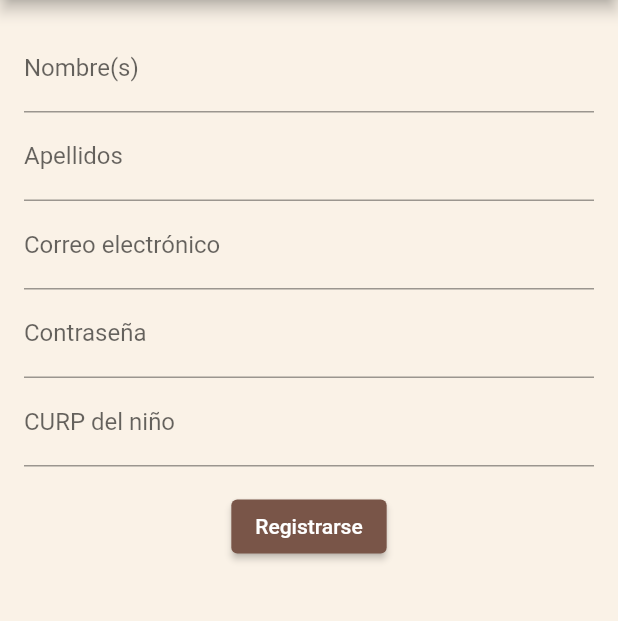
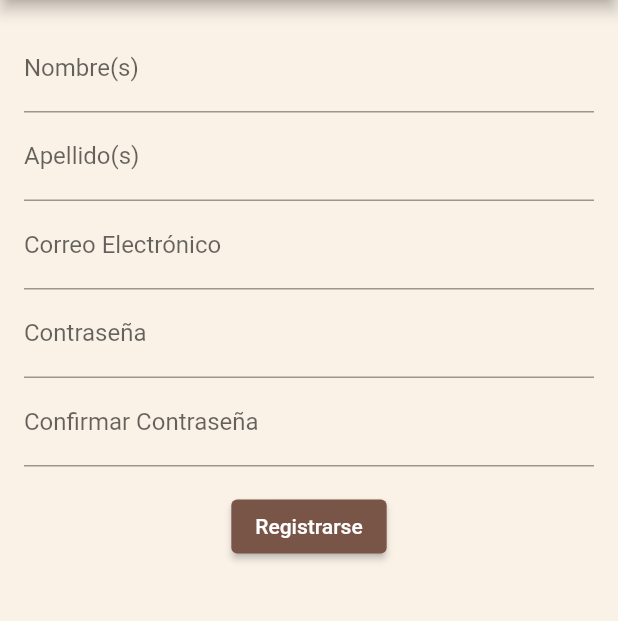
Before and after one commit to cuatedani/gps_baby_care, a Flutter app: the Login screen opened directly, after a tap on "Registrarse", on a phone screen of 412 x 824 dp, the part 84-705 px from its top. Run offline on Flutter 3.47's test engine with Material 2 defaults, Android fonts, the light colour scheme and no system bars; our stand-ins replace cloud_firestore, firebase_core; accounts and stored records are empty.

Commit message:
Daniel - RegistroView Funcionalidad V1.0

```diff
--- a/lib/Controladores/usuarioController.dart
+++ b/lib/Controladores/usuarioController.dart
@@ -59,11 +59,13 @@ class UsuarioController {
       Usuario oneInstituto = Usuario(
           iduser: documento.id,
           name: documento['name'],
+          lastname: documento['lastname'],
           email: documento['email'],
           password: documento['password'],
           phone: documento['phone'],
           address: documento['address'],
           isProf: documento['isProf'],
+          isAdmin: documento['isAdmin'],
           picture: documento['picture']);
 
       listaUsuario.add(oneInstituto);
@@ -72,8 +74,9 @@ class UsuarioController {
     return listaUsuario;
   }
 
-  static Future<void> deleteInstituto(Usuario u) async {
+  static Future<void> deleteUsuario(Usuario u) async {
     FirebaseFirestore DB = await firestoreController.abrirFireStore();
     await DB.collection('Usuario').doc(u.iduser).delete();
   }
+
 }
--- a/lib/Modelos/usuarioModel.dart
+++ b/lib/Modelos/usuarioModel.dart
@@ -1,10 +1,13 @@
+import 'package:cloud_firestore/cloud_firestore.dart';
+
 class Usuario {
   String? iduser;
   String name;
+  String lastname;
   String email;
   String password;
-  String phone;
-  String address;
+  String? phone;
+  GeoPoint? address;
   bool? isProf;
   bool? isAdmin;
   String? picture;
@@ -12,10 +15,11 @@ class Usuario {
   Usuario({
     this.iduser,
     required this.name,
+    required this.lastname,
     required this.email,
     required this.password,
-    required this.phone,
-    required this.address,
+    this.phone,
+    this.address,
     this.isProf,
     this.isAdmin,
     this.picture,
@@ -24,6 +28,7 @@ class Usuario {
   Map<String, dynamic> Registrar() {
     return {
       'name': name,
+      'lastname': lastname,
       'email': email,
       'password': password,
       'phone': 'SinEspecificar',
@@ -37,6 +42,7 @@ class Usuario {
   Map<String, dynamic> Actualizar() {
     return {
       'name': name,
+      'lastname': lastname,
       'email': email,
       'password': password,
       'phone': phone,
@@ -46,4 +52,9 @@ class Usuario {
       'picture': picture
     };
   }
+
+  //Metodo Pendiente
+  String getAddress() {
+    return 'Direccion obtenida desde geopoint';
+  }
 }
--- a/lib/Vistas/Registro.dart
+++ /dev/null
@@ -1,60 +0,0 @@
-import 'package:flutter/material.dart';
-
-class RegistrationPage extends StatefulWidget {
-  @override
-  _RegistrationPageState createState() => _RegistrationPageState();
-}
-
-class _RegistrationPageState extends State<RegistrationPage> {
-  final _formKey = GlobalKey<FormState>();
-
-  @override
-  Widget build(BuildContext context) {
-    return Scaffold(
-      backgroundColor: Color(0xffFAF2E7),
-      appBar: AppBar(
-        title: const Text("Baby Care",style:TextStyle(color: Color(0xFFFAF2E7),fontWeight: FontWeight.bold, fontSize: 25),),backgroundColor: Color(
-            0xFFC49666),
-      ),
-      body: SingleChildScrollView(
-        child: Container(
-          padding: EdgeInsets.all(16.0),
-          child: Form(
-            key: _formKey,
-            child: Column(
-              children: <Widget>[
-                TextFormField(
-                  decoration: InputDecoration(labelText: 'Nombre(s)'),
-                ),
-                TextFormField(
-                  decoration: InputDecoration(labelText: 'Apellidos'),
-                ),
-                TextFormField(
-                  decoration: InputDecoration(labelText: 'Correo electrónico'),
-                  keyboardType: TextInputType.emailAddress,
-
-                ),
-                TextFormField(
-                  decoration: InputDecoration(labelText: 'Contraseña'),
-                  obscureText: true,
-                ),
-                TextFormField(
-                  decoration: InputDecoration(labelText: 'CURP del niño'),
-
-                ),
-                SizedBox(height: 16.0),
-                ElevatedButton(
-                  style: ButtonStyle(backgroundColor:MaterialStateProperty.all<Color>(Colors.brown),),
-                  child: Text('Registrarse'),
-                  onPressed: () {
-
-                  },
-                ),
-              ],
-            ),
-          ),
-        ),
-      ),
-    );
-  }
-}
--- /dev/null
+++ b/lib/Vistas/RegistroView.dart
@@ -0,0 +1,115 @@
+import 'package:flutter/material.dart';
+import 'package:gps_baby_care/Modelos/usuarioModel.dart';
+import 'package:gps_baby_care/Controladores/usuarioController.dart';
+
+class RegistroView extends StatefulWidget {
+  @override
+  _RegistroViewState createState() => _RegistroViewState();
+}
+
+class _RegistroViewState extends State<RegistroView> {
+  final _formKey = GlobalKey<FormState>();
+  final name = TextEditingController();
+  final lastname = TextEditingController();
+  final email = TextEditingController();
+  final password1 = TextEditingController();
+  final password2 = TextEditingController();
+
+  @override
+  Widget build(BuildContext context) {
+    return Scaffold(
+      backgroundColor: Color(0xffFAF2E7),
+      appBar: AppBar(
+        title: const Text(
+          "Baby Care",
+          style: TextStyle(
+              color: Color(0xFFFAF2E7),
+              fontWeight: FontWeight.bold,
+              fontSize: 25),
+        ),
+        backgroundColor: Color(0xFFC49666),
+      ),
+      body: SingleChildScrollView(
+        child: Container(
+          padding: EdgeInsets.all(16.0),
+          child: Form(
+            key: _formKey,
+            child: Column(
+              children: <Widget>[
+                TextFormField(
+                  decoration: InputDecoration(labelText: 'Nombre(s)'),
+                  controller: name,
+                ),
+                TextFormField(
+                  decoration: InputDecoration(labelText: 'Apellido(s)'),
+                  controller: lastname,
+                ),
+                TextFormField(
+                  decoration: InputDecoration(labelText: 'Correo Electrónico'),
+                  keyboardType: TextInputType.emailAddress,
+                  controller: email,
+                ),
+                TextFormField(
+                  decoration: InputDecoration(labelText: 'Contraseña'),
+                  obscureText: true,
+                  controller: password1,
+                ),
+                TextFormField(
+                  decoration:
+                      InputDecoration(labelText: 'Confirmar Contraseña'),
+                  obscureText: true,
+                  controller: password2,
+                ),
+                SizedBox(height: 16.0),
+                ElevatedButton(
+                  style: ButtonStyle(
+                    backgroundColor:
+                        MaterialStateProperty.all<Color>(Colors.brown),
+                  ),
+                  child: Text('Registrarse'),
+                  onPressed: () async {
+                    FuncRegistrar();
+                  },
+                ),
+              ],
+            ),
+          ),
+        ),
+      ),
+    );
+  }
+
+  void FuncRegistrar() async {
+    if (password1.text != password2.text) {
+      ScaffoldMessenger.of(context)
+          .showSnackBar(SnackBar(content: Text("LA CONTRASEÑAS NO COINCIDEN")));
+      setState(() {
+        password1.clear();
+        password2.clear();
+      });
+    } else {
+      bool validEmail = await UsuarioController.verifEmailUsuario(email.text);
+      if (validEmail == false) {
+        ScaffoldMessenger.of(context).showSnackBar(
+            SnackBar(content: Text("ESE EMAIL YA ESTA REGISTRADO")));
+        setState(() {
+          email.clear();
+        });
+      } else {
+        Usuario u = Usuario(
+            name: name.text,
+            lastname: lastname.text,
+            email: email.text,
+            password: password1.text);
+
+        await UsuarioController.insertUsuario(u);
+
+        ScaffoldMessenger.of(context)
+            .showSnackBar(SnackBar(content: Text("REGISTRADO CON EXITO")));
+
+        Navigator.pop(context);
+      }
+    }
+
+  }
+}
--- a/lib/Vistas/login.dart
+++ b/lib/Vistas/login.dart
@@ -1,9 +1,10 @@
 import 'package:flutter/material.dart';
-import 'Registro.dart';
+import 'RegistroView.dart';
 import 'menu_principal.dart';
 
 class Login extends StatefulWidget {
   const Login({Key? key}) : super(key: key);
+
   @override
   State<Login> createState() => _LoginState();
 }
@@ -94,7 +95,7 @@ class _LoginState extends State<Login> {
                       Navigator.push(
                           context,
                           MaterialPageRoute(
-                              builder: (context) => RegistrationPage()));
+                              builder: (context) => RegistroView()));
                     },
                     style: ButtonStyle(
                       backgroundColor:
--- a/lib/Vistas/principal.dart
+++ b/lib/Vistas/principal.dart
@@ -1,6 +1,6 @@
 import 'package:flutter/material.dart';
 import 'login.dart';
-import 'bienvenida.dart';
+import 'BienvenidaView.dart';
 import 'menu_principal.dart';
 import 'store.dart';
 
--- a/lib/Vistas/splash_screen.dart
+++ b/lib/Vistas/splash_screen.dart
@@ -1,6 +1,6 @@
 import 'package:flutter/material.dart';
 import 'package:flutter/services.dart';
-import 'bienvenida.dart';
+import 'BienvenidaView.dart';
 
 class SplashScreen extends StatefulWidget {
   const SplashScreen({Key? key}) : super(key: key);
--- a/lib/main.dart
+++ b/lib/main.dart
@@ -2,7 +2,7 @@ import 'package:flutter/material.dart';
 import 'package:firebase_core/firebase_core.dart';
 import 'package:gps_baby_care/Vistas/splash_screen.dart';
 import 'firebase_options.dart';
-import 'Vistas/bienvenida.dart';
+import 'Vistas/BienvenidaView.dart';
 
 void main() async {
   WidgetsFlutterBinding.ensureInitialized();
```
Also changed, not shown: lib/Vistas/BienvenidaView.dart (renamed from lib/Vistas/bienvenida.dart), pubspec.lock.
